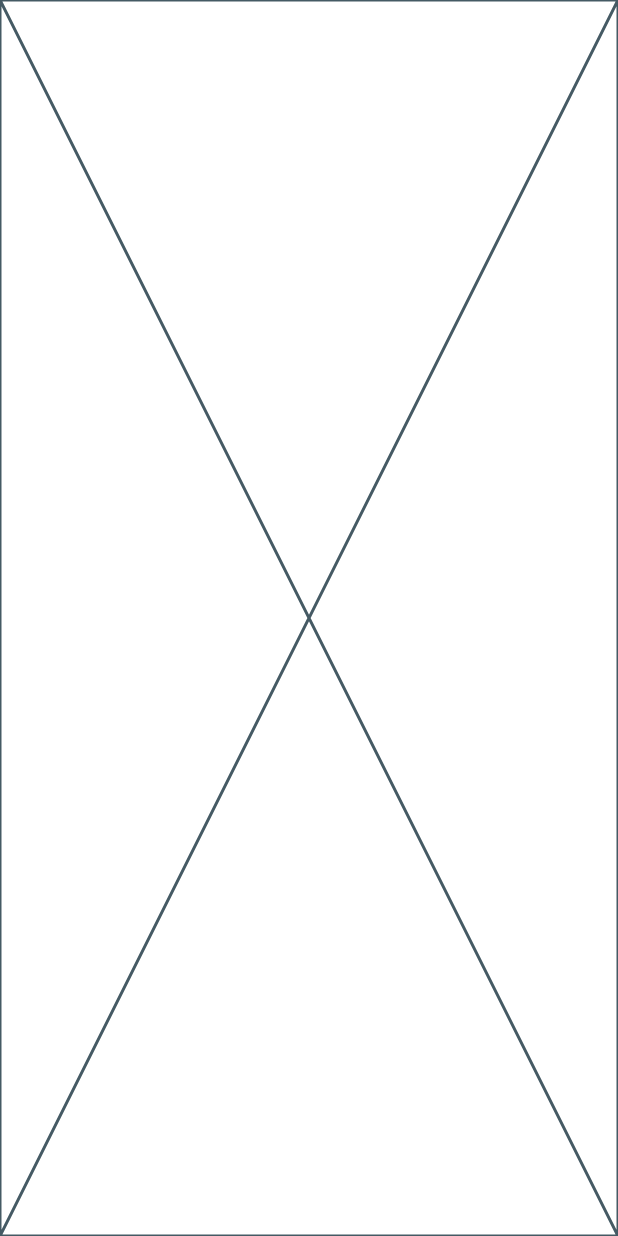
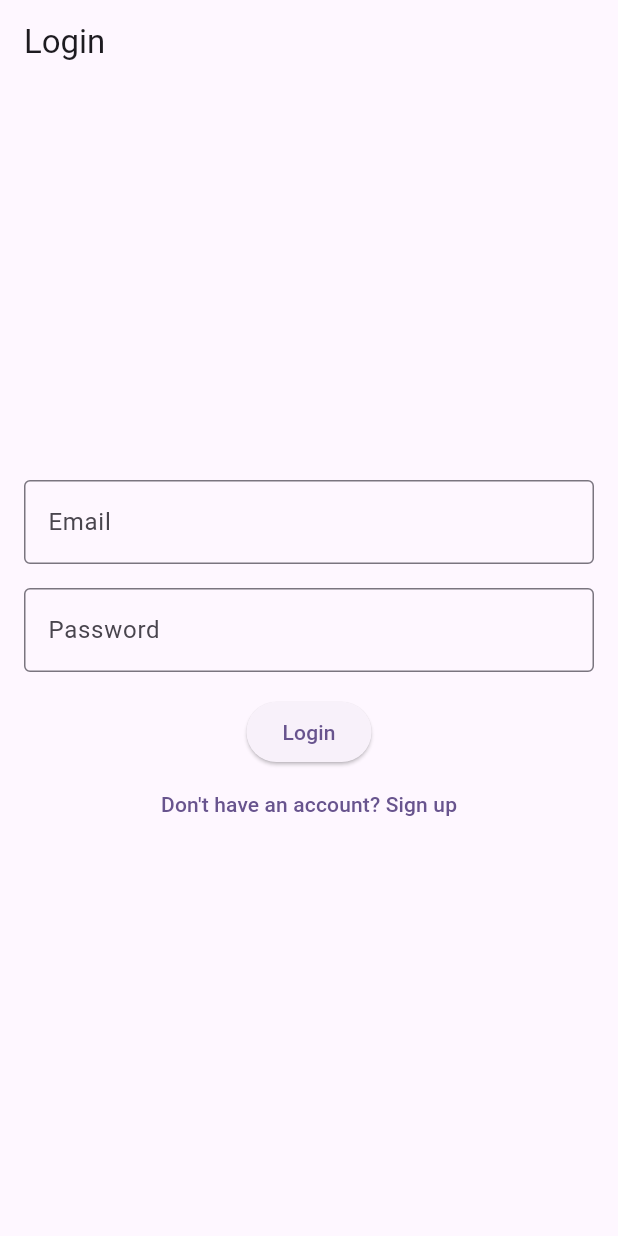
Before and after one commit to MhmdSalman18/Ecomap, a Flutter app: the screen it shows after launch, on a phone screen of 412 x 824 dp. Run offline on Flutter 3.47's test engine with Material 3 defaults, Android fonts, the phone set to English and light mode, and no system bars.

Commit message:
Initial commit

```diff
--- a/lib/REGISTRATION/login.dart
+++ b/lib/REGISTRATION/login.dart
@@ -0,0 +1,61 @@
+import 'package:flutter/material.dart';
+
+class LoginPage extends StatefulWidget {
+  const LoginPage({super.key, required String title});
+
+  @override
+  State<LoginPage> createState() => _LoginPageState();
+}
+
+class _LoginPageState extends State<LoginPage> {
+
+
+final TextEditingController _emailController = TextEditingController();
+final TextEditingController _passwordController = TextEditingController();
+
+@override
+Widget build(BuildContext context) {
+  return Scaffold(
+    appBar: AppBar(
+      title: Text('Login'),
+    ),
+    body: Padding(
+      padding: const EdgeInsets.all(16.0),
+      child: Column(
+        mainAxisAlignment: MainAxisAlignment.center,
+        children: <Widget>[
+          TextField(
+            controller: _emailController,
+            decoration: InputDecoration(
+              labelText: 'Email',
+              border: OutlineInputBorder(),
+            ),
+          ),
+          SizedBox(height: 16.0),
+          TextField(
+            controller: _passwordController,
+            decoration: InputDecoration(
+              labelText: 'Password',
+              border: OutlineInputBorder(),
+            ),
+            obscureText: true,
+          ),
+          SizedBox(height: 16.0),
+          ElevatedButton(
+            onPressed: () {
+              // Handle login logic
+            },
+            child: Text('Login'),
+          ),
+          TextButton(
+            onPressed: () {
+              // Navigate to signup page
+            },
+            child: Text('Don\'t have an account? Sign up'),
+          ),
+        ],
+      ),
+    ),
+  );
+}
+}
--- a/lib/REGISTRATION/signup.dart
+++ b/lib/REGISTRATION/signup.dart
@@ -0,0 +1,15 @@
+import 'package:flutter/material.dart';
+
+class SignUpPage extends StatefulWidget {
+  const SignUpPage({super.key});
+
+  @override
+  State<SignUpPage> createState() => _SignUpPageState();
+}
+
+class _SignUpPageState extends State<SignUpPage> {
+  @override
+  Widget build(BuildContext context) {
+    return const Scaffold();
+  }
+}
--- a/lib/main.dart
+++ b/lib/main.dart
@@ -1,3 +1,4 @@
+import 'package:ecomap/REGISTRATION/login.dart';
 import 'package:ecomap/home.dart';
 import 'package:flutter/material.dart';
 
@@ -18,7 +19,7 @@
         colorScheme: ColorScheme.fromSeed(seedColor: Colors.deepPurple),
         useMaterial3: true,
       ),
-      home: const HomePage(title: 'Flutter Demo Home Page'),
+      home: const LoginPage(title: 'Flutter Demo Home Page'),
     );
   }
 }
```
